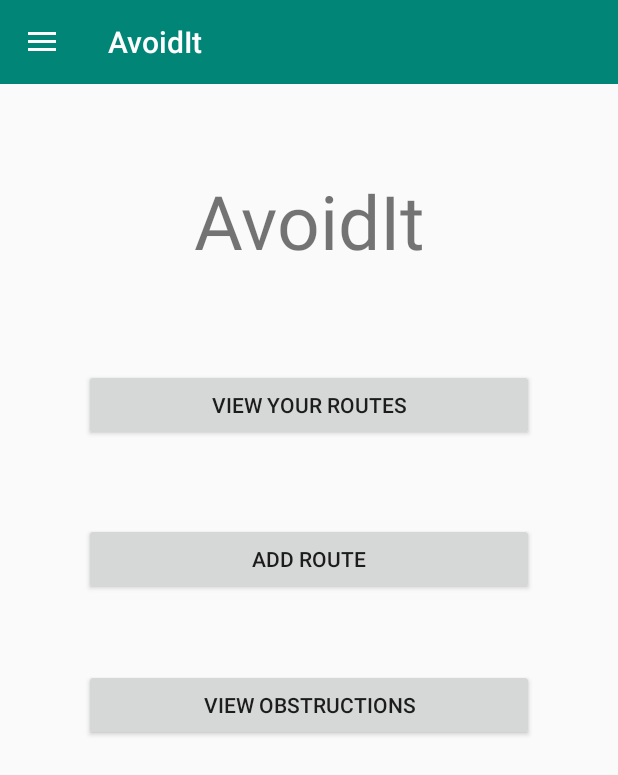
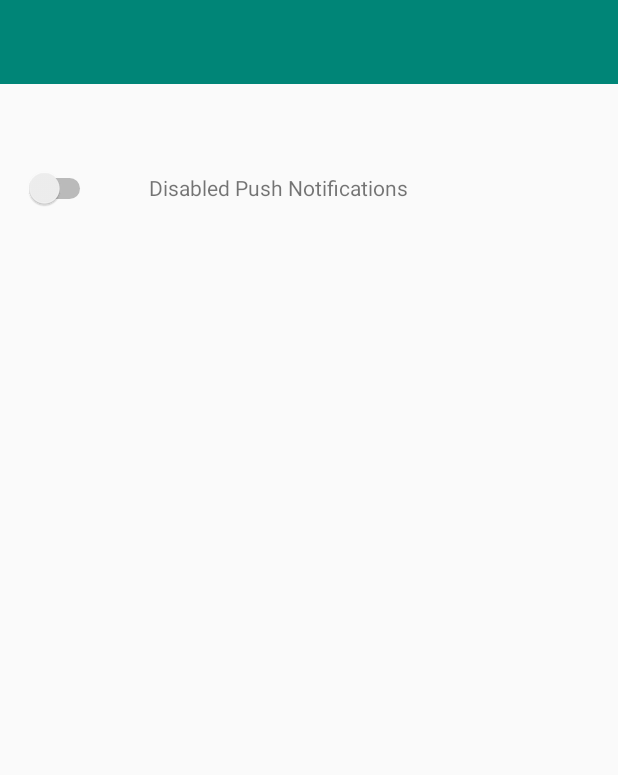
Before and after one commit to norman-c/Term3AndroidProject, an Android app: the screen it shows after launch (MainActivity before the commit, NotificationsActivity after it), in the side drawer, after a tap on "Notification Settings", on a phone screen of 412 x 824 dp. Shown: the top 775 px of the screen. Run offline under Robolectric (Android 15) with nearby library versions, the phone set to English and light mode, and no system bars.

Commit message:
Notification activity created

```diff
--- a/app/src/main/AndroidManifest.xml
+++ b/app/src/main/AndroidManifest.xml
@@ -9,7 +9,8 @@
         android:roundIcon="@mipmap/ic_launcher_round"
         android:supportsRtl="true"
         android:theme="@style/AppTheme">
-        <activity android:name=".RouteDetailActivity"></activity>
+        <activity android:name=".NotificationsActivity"></activity>
+        <activity android:name=".RouteDetailActivity" />
         <activity android:name=".ViewObstructionsActivity" />
         <activity android:name=".AddRouteActivity" />
         <activity android:name=".ViewRoutesActivity" />
--- a/app/src/main/java/ca/bcit/avoidit/MainActivity.java
+++ b/app/src/main/java/ca/bcit/avoidit/MainActivity.java
@@ -80,8 +80,8 @@ public class MainActivity extends AppCompatActivity
                         Toast.LENGTH_SHORT).show();
                 break;
             case R.id.menu_notification:
-                Toast.makeText(this, "Notification clicked..",
-                        Toast.LENGTH_SHORT).show();
+                Intent intent = new Intent(MainActivity.this, NotificationsActivity.class);
+                startActivity(intent);
                 break;
             case R.id.menu_about:
                 Toast.makeText(this, "About clicked..",
--- /dev/null
+++ b/app/src/main/java/ca/bcit/avoidit/NotificationsActivity.java
@@ -0,0 +1,14 @@
+package ca.bcit.avoidit;
+
+import androidx.appcompat.app.AppCompatActivity;
+
+import android.os.Bundle;
+
+public class NotificationsActivity extends AppCompatActivity {
+
+    @Override
+    protected void onCreate(Bundle savedInstanceState) {
+        super.onCreate(savedInstanceState);
+        setContentView(R.layout.activity_notifications);
+    }
+}
--- /dev/null
+++ b/app/src/main/res/layout/activity_notifications.xml
@@ -0,0 +1,34 @@
+<?xml version="1.0" encoding="utf-8"?>
+<androidx.constraintlayout.widget.ConstraintLayout xmlns:android="http://schemas.android.com/apk/res/android"
+    xmlns:app="http://schemas.android.com/apk/res-auto"
+    xmlns:tools="http://schemas.android.com/tools"
+    android:layout_width="match_parent"
+    android:layout_height="match_parent"
+    tools:context=".NotificationsActivity">
+
+    <include
+        android:id="@+id/include"
+        layout="@layout/toolbar" />
+
+    <Switch
+        android:id="@+id/switch2"
+        android:layout_width="wrap_content"
+        android:layout_height="wrap_content"
+        android:layout_marginStart="16dp"
+        android:layout_marginTop="56dp"
+        app:layout_constraintStart_toStartOf="parent"
+        app:layout_constraintTop_toBottomOf="@+id/include" />
+
+    <TextView
+        android:id="@+id/textView3"
+        android:layout_width="218dp"
+        android:layout_height="21dp"
+        android:layout_marginStart="35dp"
+        android:layout_marginTop="59dp"
+        android:text="@string/notification_push_setting_disable"
+        android:textOn="@string/notification_push_setting_enable"
+        app:layout_constraintStart_toEndOf="@+id/switch2"
+        app:layout_constraintTop_toBottomOf="@+id/include" />
+
+
+</androidx.constraintlayout.widget.ConstraintLayout>
--- a/app/src/main/res/values/strings.xml
+++ b/app/src/main/res/values/strings.xml
@@ -14,4 +14,7 @@
     <string name="edt_route_name">Route Name</string>
     <string name="edt_start_location">Start Location</string>
     <string name="edt_end_location">End Location</string>
+    <string name="notification_push_setting_enable">Enabled Push Notifications</string>
+    <string name="notification_push_setting_disable">Disabled Push Notifications</string>
+
 </resources>
```
